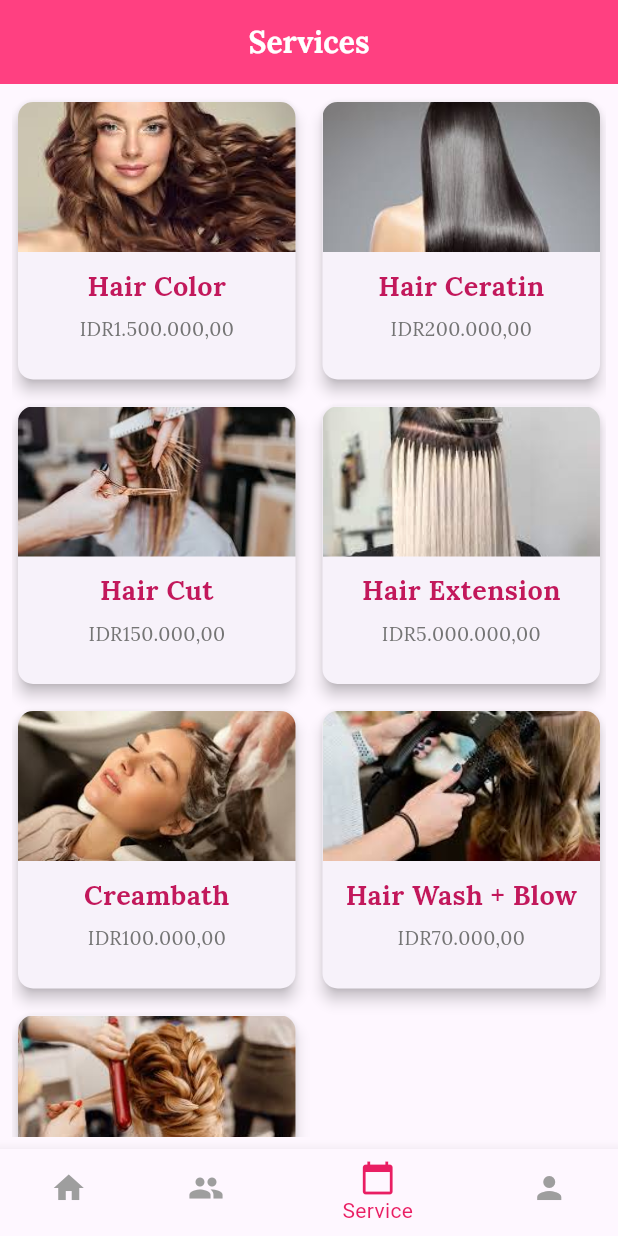
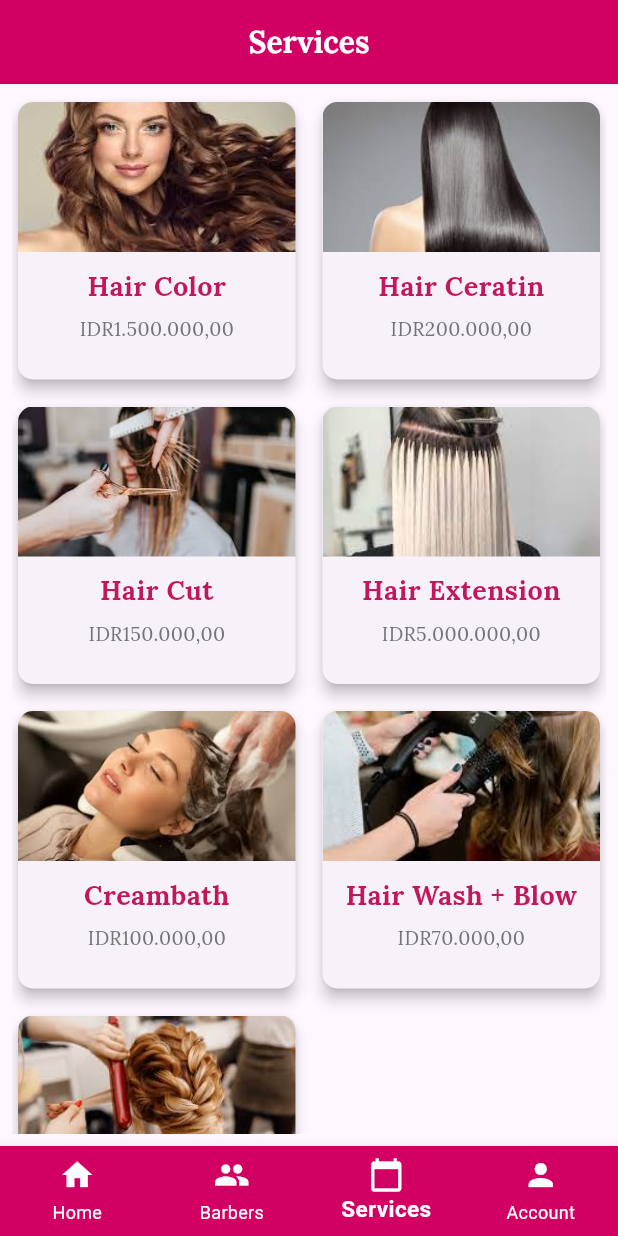
Before and after one commit to TesyaKell/3_A_Salon, a Flutter app: the HomeView screen opened directly, item 3 of the bottom bar chosen, on a phone screen of 412 x 824 dp. Run offline on Flutter 3.47's test engine with Material 3 defaults, Android fonts, the phone set to English and light mode, and no system bars; our stand-ins replace file_picker, font_awesome_flutter, google_fonts, icons_plus, image_picker, permission_handler and 2 more; missing offline and left inert: shake_gesture; network calls fail.

Commit message:
perbaiki navbar dan warna view layanan

```diff
--- a/lib/View/home.dart
+++ b/lib/View/home.dart
@@ -56,11 +56,11 @@ class _HomeViewState extends State<HomeView> {
           ),
           BottomNavigationBarItem(
             icon: Icon(Icons.people),
-            label: 'Barber',
+            label: 'Barbers',
           ),
           BottomNavigationBarItem(
             icon: Icon(Icons.calendar_today),
-            label: 'Service',
+            label: 'Services',
           ),
           BottomNavigationBarItem(
             icon: Icon(Icons.person),
@@ -68,8 +68,17 @@ class _HomeViewState extends State<HomeView> {
           ),
         ],
         currentIndex: _selectedIndex,
-        selectedItemColor: Colors.pink,
-        unselectedItemColor: Colors.grey,
+        selectedItemColor: Colors.white,
+        unselectedItemColor: Colors.white,
+        backgroundColor: const Color.fromRGBO(210, 0, 98, 1),
+        type: BottomNavigationBarType.fixed,
+        selectedLabelStyle: const TextStyle(
+          fontSize: 15,
+          fontWeight: FontWeight.bold,
+        ),
+        unselectedLabelStyle: const TextStyle(
+          fontSize: 12,
+        ),
         onTap: _onItemTapped,
       ),
       body: _widgetOptions.elementAt(_selectedIndex),
--- a/lib/View/view_layanan.dart
+++ b/lib/View/view_layanan.dart
@@ -67,7 +67,7 @@ class ServicesPage extends StatelessWidget {
           ),
         ),
         centerTitle: true,
-        backgroundColor: Colors.pinkAccent,
+        backgroundColor: const Color.fromRGBO(210, 0, 98, 1),
       ),
       body: Padding(
         padding: const EdgeInsets.all(8.0),
```
